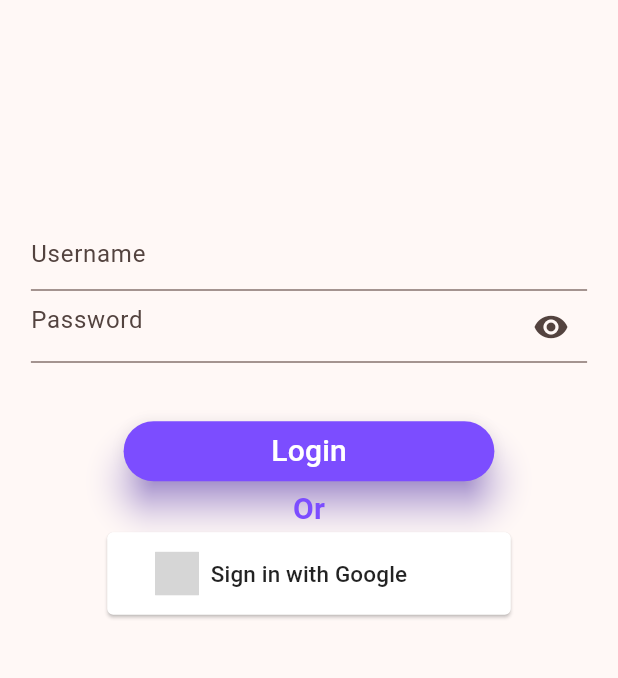
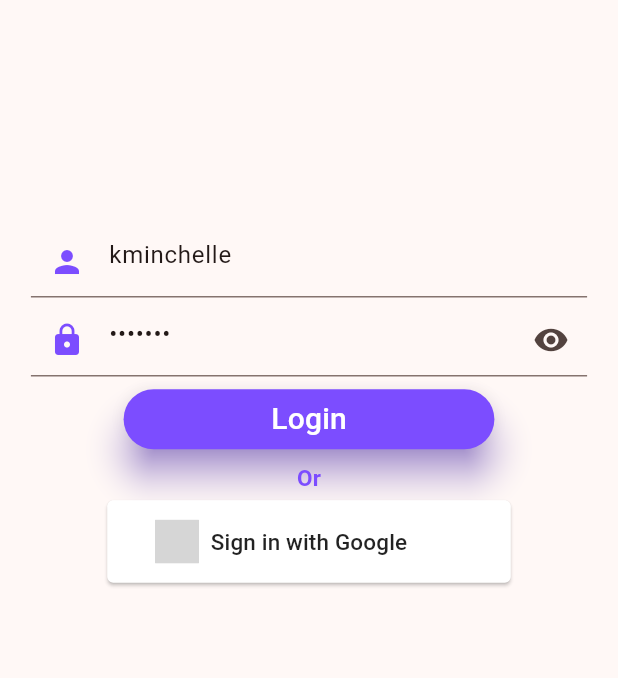
Before and after one commit to siddhu1919/Flutter-Recipe-App, a Flutter app: the screen it shows after launch, after a tap on "Login", on a phone screen of 412 x 824 dp, the part 428-1106 px from its top. Run offline on Flutter 3.47's test engine with Material 3 defaults, Android fonts, the phone set to English and light mode, and no system bars; drawn by our look-alikes of social_login_buttons; our stand-ins replace dio; grey boxes are pictures that could not be loaded.

```diff
--- a/lib/main.dart
+++ b/lib/main.dart
@@ -14,7 +14,7 @@ class MyApp extends StatelessWidget {
   Widget build(BuildContext context) {
     return MaterialApp(
       debugShowCheckedModeBanner: false,
-      title: "Delecious Recipes",
+      title: "Delicious Recipes",
       theme: ThemeData(
         colorScheme: ColorScheme.fromSeed(
           seedColor: Colors.deepOrange,
--- a/lib/pages/login_page.dart
+++ b/lib/pages/login_page.dart
@@ -1,7 +1,7 @@
 // ignore_for_file: prefer_const_constructors
 
 import 'package:flutter/material.dart';
-
+import 'package:recipe_app/services/auth_service.dart';
 import 'package:social_login_buttons/social_login_buttons.dart';
 
 class LoginPage extends StatefulWidget {
@@ -13,7 +13,8 @@ class LoginPage extends StatefulWidget {
 
 class _LoginPageState extends State<LoginPage> {
   bool _isObscure = true;
-
+  final GlobalKey<FormState> _loginformKey = GlobalKey();
+  String? username, password;
   @override
   Widget build(BuildContext context) {
     return Scaffold(
@@ -64,17 +65,54 @@ class _LoginPageState extends State<LoginPage> {
       width: MediaQuery.sizeOf(context).width * 0.90,
       height: MediaQuery.sizeOf(context).height * 0.30,
       child: Form(
+          key: _loginformKey,
           child: Column(
             mainAxisSize: MainAxisSize.max,
             mainAxisAlignment: MainAxisAlignment.spaceEvenly,
             crossAxisAlignment: CrossAxisAlignment.center,
             children: [
               TextFormField(
-            decoration: InputDecoration(hintText: "Username"),
+                initialValue: "kminchelle",
+                onSaved: (value) {
+                  setState(() {
+                    // debugPrint(value);
+                    username = value;
+                  });
+                },
+                keyboardType: TextInputType.emailAddress,
+                validator: (value) {
+                  if (value == null || value.isEmpty) {
+                    return 'Email can\'t be empty';
+                  }
+                },
+                decoration: InputDecoration(
+                    hintText: "Username",
+                    prefixIcon: Icon(
+                      Icons.person,
+                      color: Colors.deepPurpleAccent,
+                    )),
               ),
               TextFormField(
+                initialValue: "0lelplR",
+                onSaved: (value) {
+                  setState(() {
+                    password = value;
+                    // debugPrint(value);
+                  });
+                },
+                validator: (value) {
+                  if (value == null || value.isEmpty) {
+                    return 'Password can\'t be empty';
+                  } else if (value.length < 5) {
+                    return 'Password must be at least 8 characters long';
+                  }
+                },
                 obscureText: _isObscure,
                 decoration: InputDecoration(
+                  prefixIcon: Icon(
+                    Icons.lock,
+                    color: Colors.deepPurpleAccent,
+                  ),
                   hintText: "Password",
                   suffixIcon: IconButton(
                     onPressed: () {
@@ -88,22 +126,16 @@ class _LoginPageState extends State<LoginPage> {
                   ),
                 ),
               ),
-          SizedBox(
-            height: 35,
-          ),
               _loginButton(),
-          SizedBox(
-            height: 30,
-            child: Text(
+              Text(
                 "Or",
                 style: TextStyle(
                   color: Colors.deepPurpleAccent,
                   fontWeight: FontWeight.bold,
-                fontSize: 20,
+                  fontSize: 15,
                 ),
               ),
-          ),
-          _socialButtons(),
+              SafeArea(child: _socialButtons()),
             ],
           )),
     );
@@ -124,7 +156,15 @@ class _LoginPageState extends State<LoginPage> {
               backgroundColor:
                   MaterialStateProperty.all(Colors.deepPurpleAccent),
             ),
-            onPressed: () {},
+            onPressed: () async {
+              if (_loginformKey.currentState?.validate() ?? false) {
+                _loginformKey.currentState?.save();
+                // debugPrint("$username - $password");
+              bool result = await AuthService().login(username!, password!);
+
+
+              }
+            },
             child: const Text(
               "Login",
               style: TextStyle(
@@ -136,19 +176,14 @@ class _LoginPageState extends State<LoginPage> {
 
   // TODO:Create me a widget for google facebook and github login buttons.
   Widget _socialButtons() {
-    return Row(
-      mainAxisAlignment: MainAxisAlignment.spaceEvenly,
-      crossAxisAlignment: CrossAxisAlignment.center,
-      children: [
-        SocialLoginButton(
+    return SocialLoginButton(
       buttonType: SocialLoginButtonType.google,
+      disabledBackgroundColor: Colors.deepPurpleAccent,
       onPressed: () {},
-        ),
-      ],
     );
-  }
 
     // TODO:Create me a widget for the create account button.
 
     // TODO:Create me a widget for the forgot password button.
   }
+}
--- /dev/null
+++ b/lib/services/auth_service.dart
@@ -0,0 +1,12 @@
+class AuthService {
+  static final AuthService _singleton = AuthService._internal();
+
+  factory AuthService() {
+    return _singleton;
+  }
+  AuthService._internal();
+  Future<bool> login(String username, String password) async {
+    // print("$username - $password");
+    return false;
+  }
+}
--- /dev/null
+++ b/lib/services/http_service.dart
@@ -0,0 +1,22 @@
+import 'package:dio/dio.dart';
+
+class HTTPservice {
+  static final HTTPservice _singleton = HTTPservice._internal();
+  final _dio = Dio();
+  factory HTTPservice() {
+    return _singleton;
+  }
+  HTTPservice._internal() {
+    setup();
+  }
+  Future<void> setup({String? bearerToken}) async {
+    final headers = {
+      'Content-Type': 'application/json',
+    };
+    final options = BaseOptions(
+      baseUrl: 'https://api.github.com/',
+      headers: headers,
+    );
+    _dio.options = options;
+  }
+}
--- a/pubspec.yaml
+++ b/pubspec.yaml
@@ -31,6 +31,7 @@ dependencies:
   flutter:
     sdk: flutter
   social_login_buttons: ^1.0.7
+  dio: ^5.4.1
 
 
   # The following adds the Cupertino Icons font to your application.
```
Also changed, not shown: pubspec.lock. Lines whose indentation alone changed are shown as unchanged.
